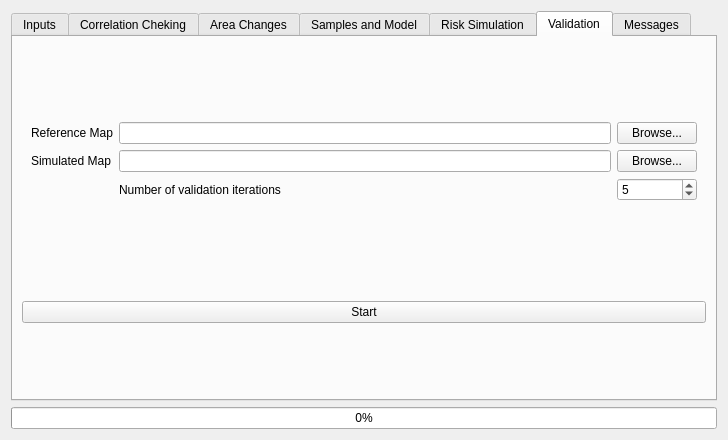
Old version of the form ui/moluscedialogbase.ui in the repository nextgis/qgis_molusce.
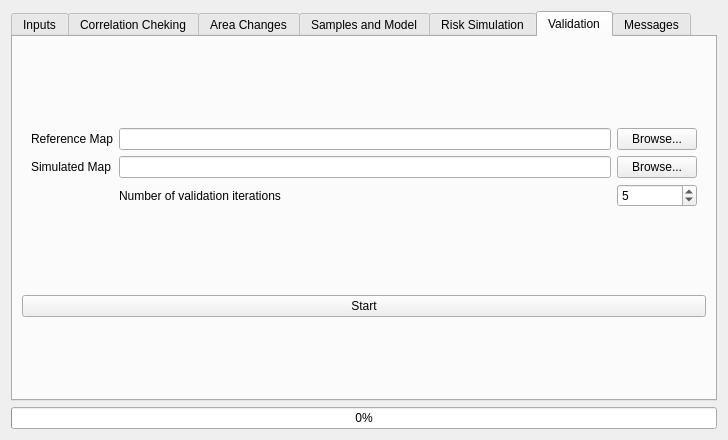
New version of the form. Custom widgets are drawn as their Qt base class.

Commit message: Graph for validation

The edit to the form file:
```diff
--- a/ui/moluscedialogbase.ui
+++ b/ui/moluscedialogbase.ui
@@ -594,11 +594,7 @@
         </layout>
        </item>
        <item row="1" column="0">
-        <layout class="QHBoxLayout" name="layoutValPlot">
-         <property name="margin">
-          <number>9</number>
-         </property>
-        </layout>
+        <layout class="QVBoxLayout" name="layoutValPlot"/>
        </item>
       </layout>
      </widget>
```
The commit also changes 1 other file.
